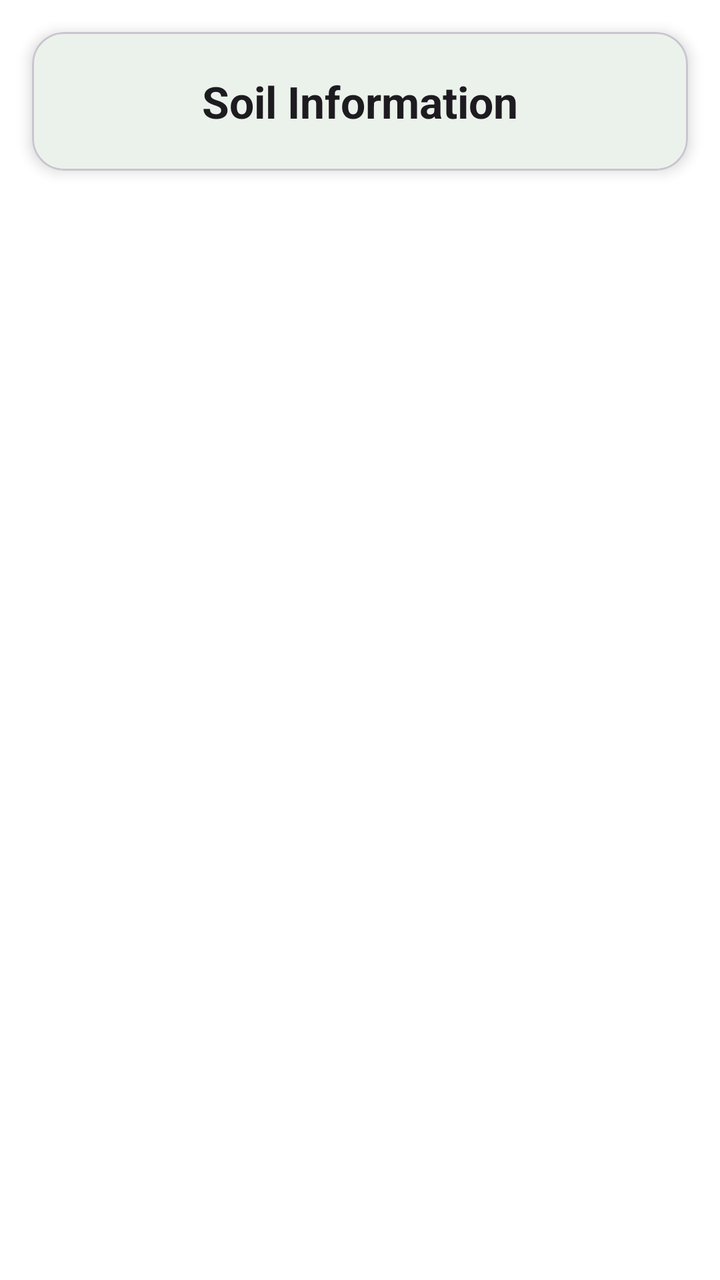
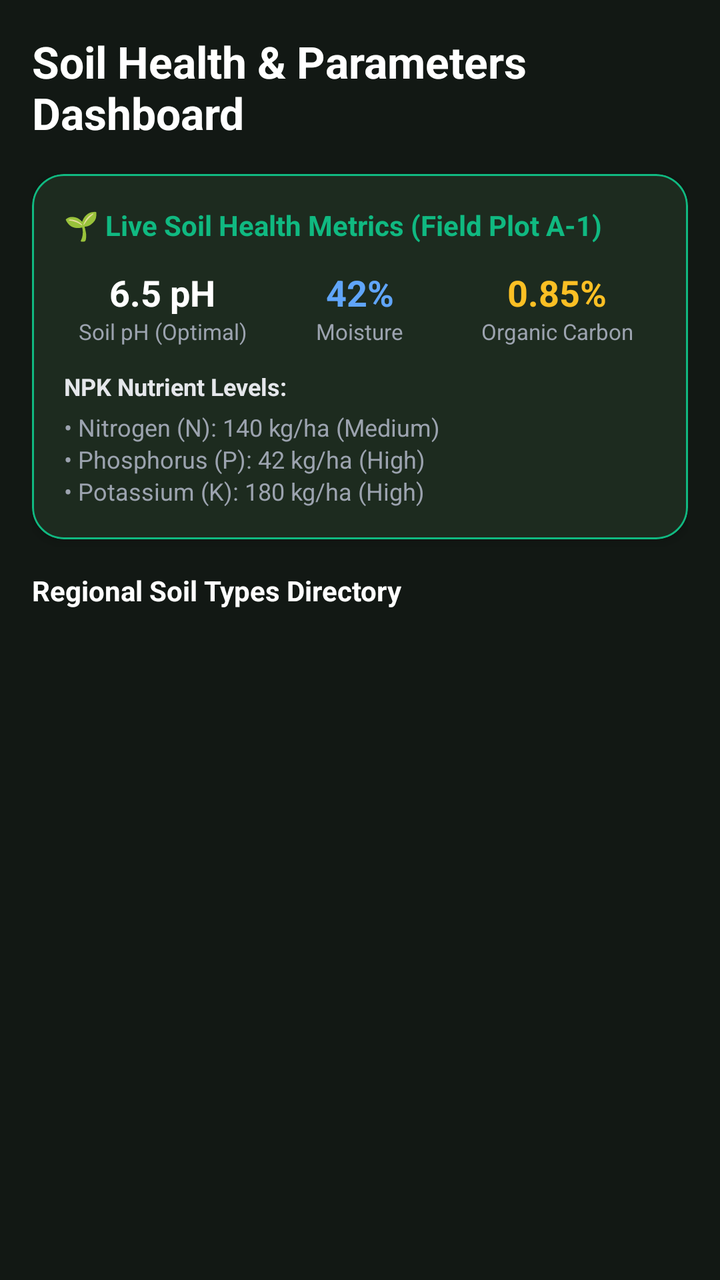

Before-and-after screenshots of an Android layout around one commit, followed by the original layout XML and the change that was made.
<!-- AndroidManifest.xml: application theme Theme.SmartAgriculture -->
<!-- res/layout/fragment_soil.xml -->
<?xml version="1.0" encoding="utf-8"?>
<androidx.constraintlayout.widget.ConstraintLayout xmlns:android="http://schemas.android.com/apk/res/android"
    xmlns:app="http://schemas.android.com/apk/res-auto"
    android:layout_width="match_parent"
    android:layout_height="match_parent"
    android:background="?attr/colorSurface">

    <com.google.android.material.card.MaterialCardView
        android:id="@+id/cvHeader"
        android:layout_width="match_parent"
        android:layout_height="wrap_content"
        android:layout_margin="16dp"
        app:cardBackgroundColor="?attr/colorSurface"
        app:cardCornerRadius="16dp"
        app:cardElevation="4dp"
        app:layout_constraintTop_toTopOf="parent">

        <TextView
            android:id="@+id/tvTitle"
            android:layout_width="match_parent"
            android:layout_height="wrap_content"
            android:padding="20dp"
            android:text="Soil Information"
            android:textColor="?attr/colorOnSurface"
            android:textSize="22sp"
            android:textStyle="bold"
            android:gravity="center"/>
    </com.google.android.material.card.MaterialCardView>

    <androidx.recyclerview.widget.RecyclerView
        android:id="@+id/rvSoil"
        android:layout_width="match_parent"
        android:layout_height="0dp"
        android:paddingTop="8dp"
        android:paddingBottom="16dp"
        android:clipToPadding="false"
        app:layout_constraintTop_toBottomOf="@id/cvHeader"
        app:layout_constraintBottom_toBottomOf="parent" />

</androidx.constraintlayout.widget.ConstraintLayout>
<!-- resources referenced by this layout -->
<resources>
  <style name="Theme.SmartAgriculture" parent="Base.Theme.SmartAgriculture" />
  <style name="Base.Theme.SmartAgriculture" parent="Theme.Material3.DayNight.NoActionBar">
          
          <item name="colorPrimary">@color/colorPrimary</item>
          <item name="colorPrimaryVariant">@color/colorPrimaryVariant</item>
          <item name="colorOnPrimary">@color/colorOnPrimary</item>
          
          
          <item name="colorSecondary">@color/colorSecondary</item>
          <item name="colorSecondaryVariant">@color/colorSecondaryVariant</item>
          <item name="colorOnSecondary">@color/colorOnSecondary</item>
          
          
          <item name="android:colorBackground">@color/colorBackground</item>
          <item name="colorSurface">@color/colorSurface</item>
          
          
          <item name="fontFamily">sans-serif</item>
      </style>
  <color name="colorPrimary">#2E7D32</color>
  <color name="colorPrimaryVariant">#1B5E20</color>
  <color name="colorOnPrimary">#FFFFFF</color>
  <color name="colorSecondary">#81C784</color>
  <color name="colorSecondaryVariant">#66BB6A</color>
  <color name="colorOnSecondary">#000000</color>
  <color name="colorBackground">#F5F5F5</color>
  <color name="colorSurface">#FFFFFF</color>
</resources>

<!-- the commit's change to res/layout/fragment_soil.xml (unified diff, before → after) -->
@@ -1,40 +1,164 @@
 <?xml version="1.0" encoding="utf-8"?>
-<androidx.constraintlayout.widget.ConstraintLayout xmlns:android="http://schemas.android.com/apk/res/android"
+<androidx.core.widget.NestedScrollView xmlns:android="http://schemas.android.com/apk/res/android"
     xmlns:app="http://schemas.android.com/apk/res-auto"
     android:layout_width="match_parent"
     android:layout_height="match_parent"
-    android:background="?attr/colorSurface">
+    android:fillViewport="true"
+    android:background="#121814">
 
-    <com.google.android.material.card.MaterialCardView
-        android:id="@+id/cvHeader"
+    <LinearLayout
         android:layout_width="match_parent"
         android:layout_height="wrap_content"
-        android:layout_margin="16dp"
-        app:cardBackgroundColor="?attr/colorSurface"
-        app:cardCornerRadius="16dp"
-        app:cardElevation="4dp"
-        app:layout_constraintTop_toTopOf="parent">
+        android:orientation="vertical"
+        android:padding="16dp"
+        android:paddingBottom="40dp">
 
         <TextView
-            android:id="@+id/tvTitle"
+            android:layout_width="wrap_content"
+            android:layout_height="wrap_content"
+            android:text="Soil Health &amp; Parameters Dashboard"
+            android:textSize="22sp"
+            android:textStyle="bold"
+            android:textColor="#FFFFFF"
+            android:layout_marginBottom="16dp" />
+
+        
+        <com.google.android.material.card.MaterialCardView
             android:layout_width="match_parent"
             android:layout_height="wrap_content"
-            android:padding="20dp"
-            android:text="Soil Information"
-            android:textColor="?attr/colorOnSurface"
-            android:textSize="22sp"
+            app:cardCornerRadius="16dp"
+            app:cardElevation="3dp"
+            app:cardBackgroundColor="#1C241E"
+            app:strokeColor="#10B981"
+            app:strokeWidth="1dp"
+            android:layout_marginBottom="16dp">
+
+            <LinearLayout
+                android:layout_width="match_parent"
+                android:layout_height="wrap_content"
+                android:orientation="vertical"
+                android:padding="16dp">
+
+                <TextView
+                    android:layout_width="wrap_content"
+                    android:layout_height="wrap_content"
+                    android:text="🌱 Live Soil Health Metrics (Field Plot A-1)"
+                    android:textSize="14sp"
+                    android:textStyle="bold"
+                    android:textColor="#10B981"
+                    android:layout_marginBottom="12dp" />
+
+                <LinearLayout
+                    android:layout_width="match_parent"
+                    android:layout_height="wrap_content"
+                    android:orientation="horizontal"
+                    android:layout_marginBottom="12dp">
+
+                    <LinearLayout
+                        android:layout_width="0dp"
+                        android:layout_height="wrap_content"
+                        android:layout_weight="1"
+                        android:orientation="vertical"
+                        android:gravity="center">
+
+                        <TextView
+                            android:layout_width="wrap_content"
+                            android:layout_height="wrap_content"
+                            android:text="6.5 pH"
+                            android:textSize="18sp"
+                            android:textStyle="bold"
+                            android:textColor="#FFFFFF" />
+
+                        <TextView
+                            android:layout_width="wrap_content"
+                            android:layout_height="wrap_content"
+                            android:text="Soil pH (Optimal)"
+                            android:textSize="11sp"
+                            android:textColor="#9CA3AF" />
+                    </LinearLayout>
+
+                    <LinearLayout
+                        android:layout_width="0dp"
+                        android:layout_height="wrap_content"
+                        android:layout_weight="1"
+                        android:orientation="vertical"
+                        android:gravity="center">
+
+                        <TextView
+                            android:layout_width="wrap_content"
+                            android:layout_height="wrap_content"
+                            android:text="42%"
+                            android:textSize="18sp"
+                            android:textStyle="bold"
+                            android:textColor="#60A5FA" />
+
+                        <TextView
+                            android:layout_width="wrap_content"
+                            android:layout_height="wrap_content"
+                            android:text="Moisture"
+                            android:textSize="11sp"
+                            android:textColor="#9CA3AF" />
+                    </LinearLayout>
+
+                    <LinearLayout
+                        android:layout_width="0dp"
+                        android:layout_height="wrap_content"
+                        android:layout_weight="1"
+                        android:orientation="vertical"
+                        android:gravity="center">
+
+                        <TextView
+                            android:layout_width="wrap_content"
+                            android:layout_height="wrap_content"
+                            android:text="0.85%"
+                            android:textSize="18sp"
+                            android:textStyle="bold"
+                            android:textColor="#FBBF24" />
+
+                        <TextView
+                            android:layout_width="wrap_content"
+                            android:layout_height="wrap_content"
+                            android:text="Organic Carbon"
+                            android:textSize="11sp"
+                            android:textColor="#9CA3AF" />
+                    </LinearLayout>
+                </LinearLayout>
+
+                
+                <TextView
+                    android:layout_width="wrap_content"
+                    android:layout_height="wrap_content"
+                    android:text="NPK Nutrient Levels:"
+                    android:textSize="12sp"
+                    android:textStyle="bold"
+                    android:textColor="#E5E7EB"
+                    android:layout_marginBottom="4dp" />
+
+                <TextView
+                    android:layout_width="match_parent"
+                    android:layout_height="wrap_content"
+                    android:text="• Nitrogen (N): 140 kg/ha (Medium)\n• Phosphorus (P): 42 kg/ha (High)\n• Potassium (K): 180 kg/ha (High)"
+                    android:textSize="12sp"
+                    android:textColor="#9CA3AF"
+                    android:lineSpacingExtra="2dp" />
+            </LinearLayout>
+        </com.google.android.material.card.MaterialCardView>
+
+        <TextView
+            android:layout_width="wrap_content"
+            android:layout_height="wrap_content"
+            android:text="Regional Soil Types Directory"
+            android:textSize="14sp"
             android:textStyle="bold"
-            android:gravity="center"/>
-    </com.google.android.material.card.MaterialCardView>
+            android:textColor="#FFFFFF"
+            android:layout_marginBottom="8dp" />
 
-    <androidx.recyclerview.widget.RecyclerView
-        android:id="@+id/rvSoil"
-        android:layout_width="match_parent"
-        android:layout_height="0dp"
-        android:paddingTop="8dp"
-        android:paddingBottom="16dp"
-        android:clipToPadding="false"
-        app:layout_constraintTop_toBottomOf="@id/cvHeader"
-        app:layout_constraintBottom_toBottomOf="parent" />
+        <androidx.recyclerview.widget.RecyclerView
+            android:id="@+id/rvSoil"
+            android:layout_width="match_parent"
+            android:layout_height="wrap_content"
+            android:nestedScrollingEnabled="false"
+            app:layoutManager="androidx.recyclerview.widget.LinearLayoutManager" />
 
-</androidx.constraintlayout.widget.ConstraintLayout>
+    </LinearLayout>
+</androidx.core.widget.NestedScrollView>
<!-- resource entries referenced after the edit -->
@@ -13,8 +13,11 @@
           <item name="colorOnSecondary">@color/colorOnSecondary</item>
           
           
-          <item name="android:colorBackground">@color/colorBackground</item>
-          <item name="colorSurface">@color/colorSurface</item>
+          <item name="android:colorBackground">#121814</item>
+          <item name="colorSurface">#1C241E</item>
+          <item name="colorSurfaceVariant">#242E27</item>
+          <item name="colorOnSurface">#FFFFFF</item>
+          <item name="colorOnSurfaceVariant">#9CA3AF</item>
           
           
           <item name="fontFamily">sans-serif</item>
@@ -25,7 +28,5 @@
   <color name="colorSecondary">#81C784</color>
   <color name="colorSecondaryVariant">#66BB6A</color>
   <color name="colorOnSecondary">#000000</color>
-  <color name="colorBackground">#F5F5F5</color>
-  <color name="colorSurface">#FFFFFF</color>
 </resources>
 
